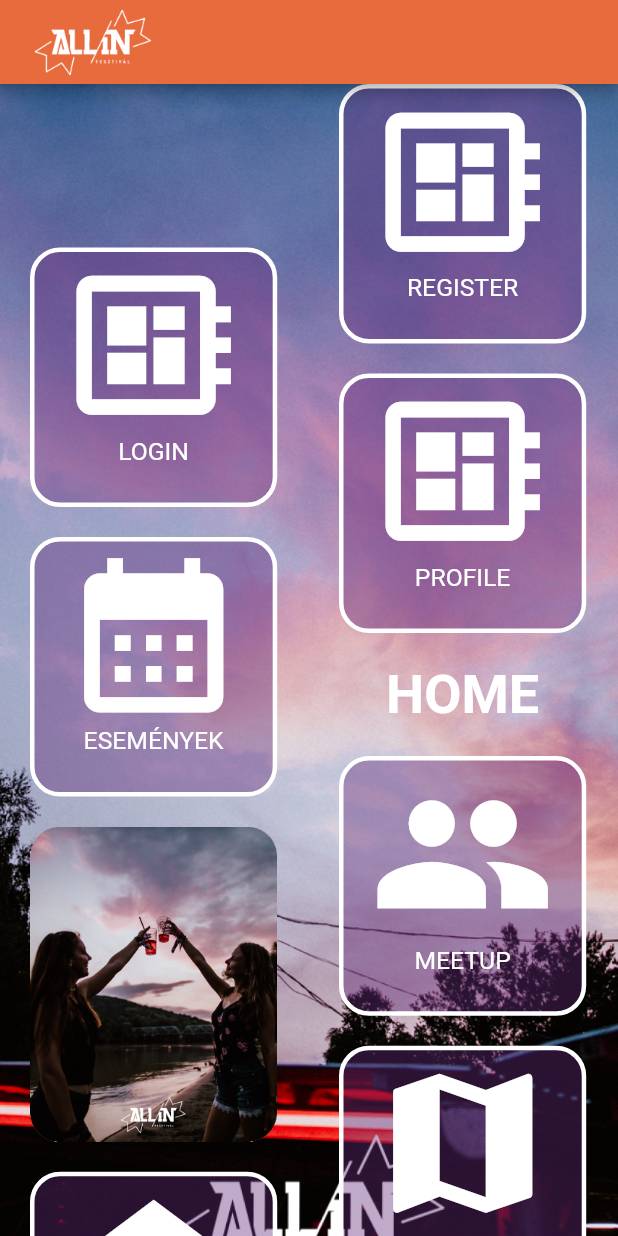
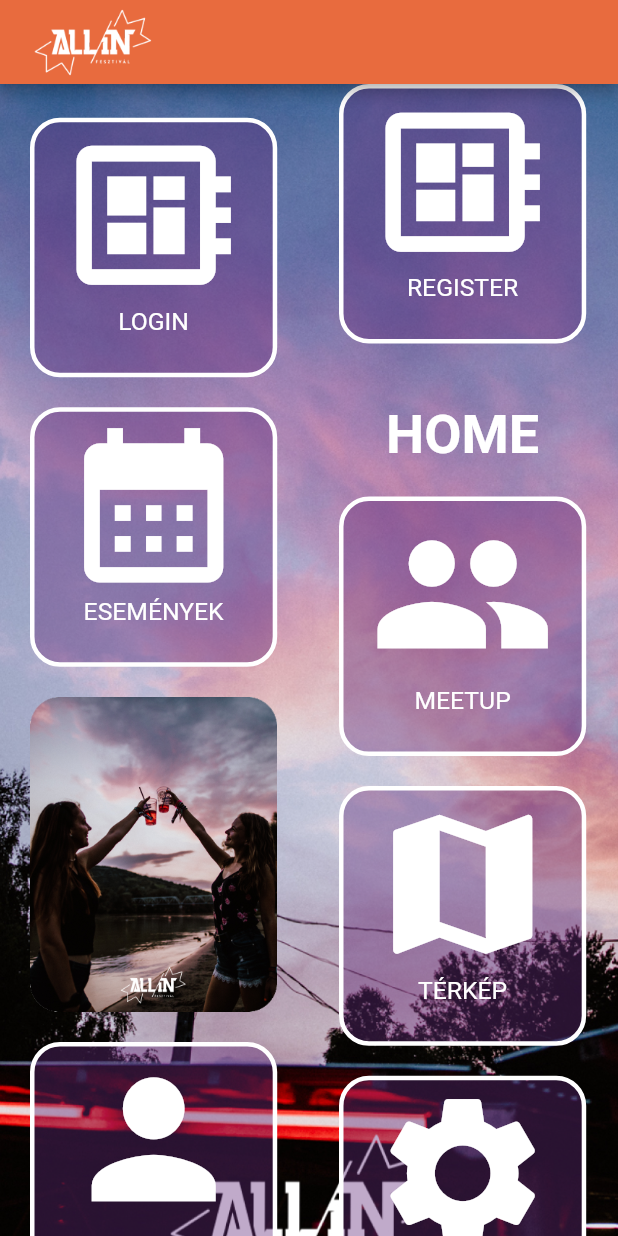
Before and after one commit to Plasius/all_in_fest, a Flutter app: the screen it shows after launch, on a phone screen of 412 x 824 dp. Run offline on Flutter 3.47's test engine with Material 2 defaults, Android fonts, the phone set to English and light mode, and no system bars; our stand-ins replace flutter_image_compress, fluttertoast, image_picker, material_design_icons_flutter, photo_view, realm and 2 more.

```diff
--- a/lib/main.dart
+++ b/lib/main.dart
@@ -162,6 +162,10 @@ class _MyHomePageState extends State<MyHomePage> {
                         height: 20,
                       ),
                       GestureDetector(
+                        onTap: () => Navigator.push(
+                            context,
+                            MaterialPageRoute(
+                                builder: (context) => const ProfilePage())),
                         child: Container(
                           decoration: BoxDecoration(
                               borderRadius:
@@ -173,12 +177,12 @@ class _MyHomePageState extends State<MyHomePage> {
                           height: MediaQuery.of(context).size.height * 0.21,
                           child: Column(
                             children: [
-                              Icon(Icons.food_bank,
+                              Icon(Icons.person,
                                   color: Colors.white,
                                   size:
                                       MediaQuery.of(context).size.width * 0.3),
                               Text(
-                                "RENDELÉS",
+                                "PROFILE",
                                 style: TextStyle(
                                     fontSize:
                                         MediaQuery.of(context).size.height *
@@ -230,35 +234,6 @@ class _MyHomePageState extends State<MyHomePage> {
                     const SizedBox(
                       width: 1,
                       height: 20,
-                    ),
-                    GestureDetector(
-                      onTap: () => Navigator.push(
-                          context,
-                          MaterialPageRoute(
-                              builder: (context) => const ProfilePage())),
-                      child: Container(
-                        decoration: BoxDecoration(
-                            borderRadius:
-                                const BorderRadius.all(Radius.circular(20)),
-                            color: const Color.fromRGBO(97, 42, 122, .40),
-                            border: Border.all(color: Colors.white, width: 3)),
-                        width: MediaQuery.of(context).size.width * 0.4,
-                        height: MediaQuery.of(context).size.height * 0.21,
-                        child: Column(
-                          children: [
-                            Icon(Icons.developer_board,
-                                color: Colors.white,
-                                size: MediaQuery.of(context).size.width * 0.3),
-                            Text(
-                              "PROFILE",
-                              style: TextStyle(
-                                  fontSize:
-                                      MediaQuery.of(context).size.height * 0.02,
-                                  color: Colors.white),
-                            )
-                          ],
-                        ),
-                      ),
                     ),
                     const SizedBox(
                       width: 1,
--- a/lib/pages/login_page.dart
+++ b/lib/pages/login_page.dart
@@ -232,12 +232,12 @@ class _LoginPageState extends State<LoginPage> {
     );
   }
 
-  void login() {
+  void login() async {
     var appConfig = AppConfiguration("application-0-bjnqv");
     var app = App(appConfig);
 
     if (app.currentUser != null) {
-      app.currentUser?.logOut();
+      await app.currentUser?.logOut();
     }
 
     if (emailController.text.isEmpty || passwordController.text.isEmpty) {
```
Also changed, not shown: lib/models/open_realm.dart (+6 -4 lines), lib/pages/swipe_page.dart (+12 -13 lines), 1 other file.
